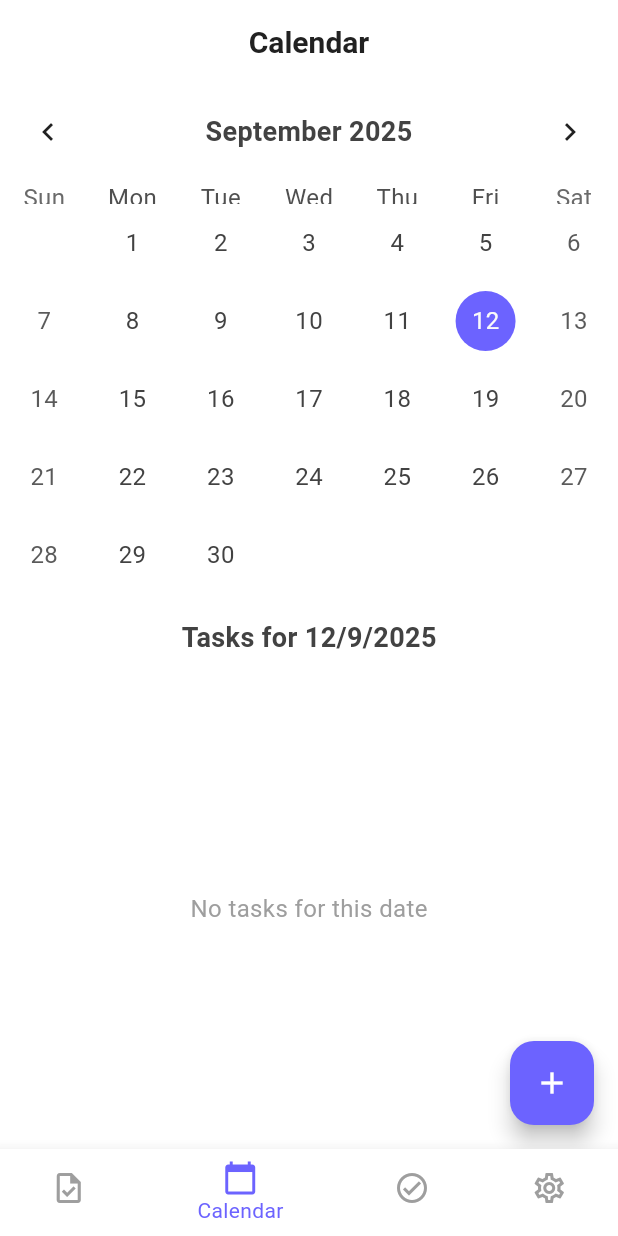
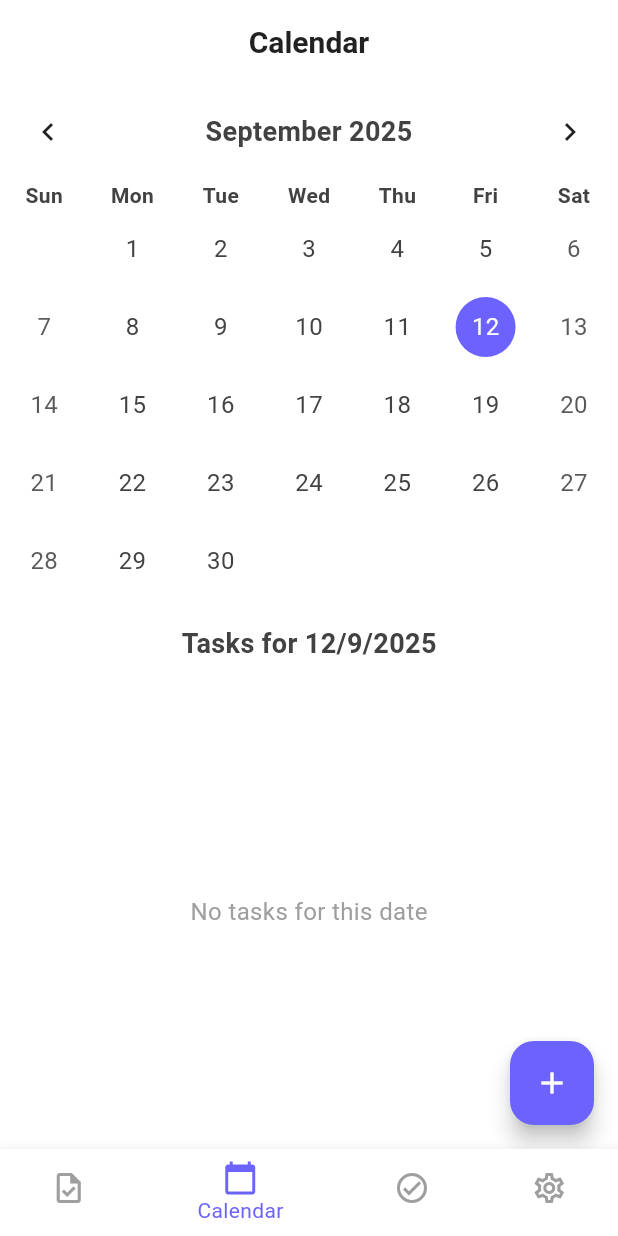
Before and after one commit to eggr7/mind_of_two, a Flutter app: the screen it shows after launch, item 2 of the bottom bar chosen, on a phone screen of 412 x 824 dp. Run offline on Flutter 3.47's test engine with Material 3 defaults, Android fonts, the phone set to English and light mode, and no system bars; drawn by our look-alikes of table_calendar; our stand-ins replace hive, hive_flutter; accounts and stored records are empty.

Commit message:
Enhance calendar_screen.dart with custom days of the week styling.

```diff
--- a/lib/main.dart
+++ b/lib/main.dart
@@ -71,7 +71,10 @@ class MyApp extends StatelessWidget {
               fontWeight: FontWeight.w600,
               color: Color(0xFF212121),
             ),
-            bodyMedium: TextStyle(fontSize: 16, color: Color(0xFF424242)),
+            bodyMedium: TextStyle(
+              fontSize: 16,
+              color: Color(0xFF424242),
+            ),
           ),
           inputDecorationTheme: InputDecorationTheme(
             border: OutlineInputBorder(
--- a/lib/screens/calendar_screen.dart
+++ b/lib/screens/calendar_screen.dart
@@ -143,6 +143,17 @@ class _CalendarScreenState extends State<CalendarScreen> {
                 fontWeight: FontWeight.w600,
               ),
             ),
+            daysOfWeekHeight: 20,
+            daysOfWeekStyle: const DaysOfWeekStyle(
+              weekdayStyle: TextStyle(
+                fontSize: 14,
+                fontWeight: FontWeight.w600,
+              ),
+              weekendStyle: TextStyle(
+                fontSize: 14,
+                fontWeight: FontWeight.w600,
+              ),
+            ),
           ),
           const SizedBox(height: 16),
           Padding(
```
